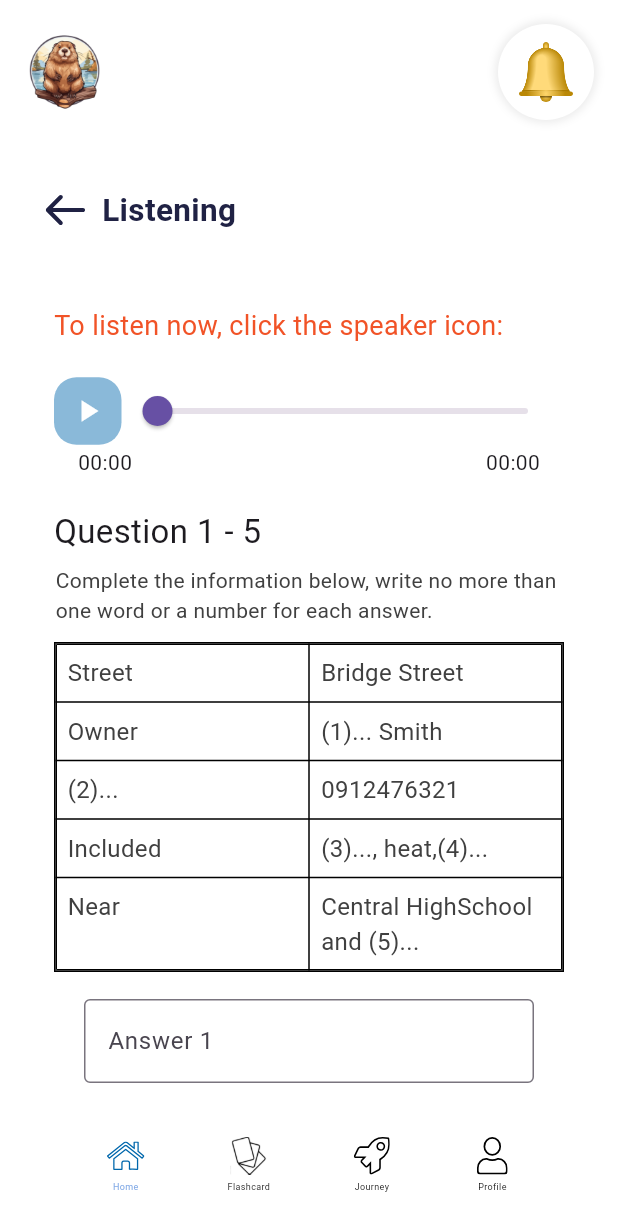
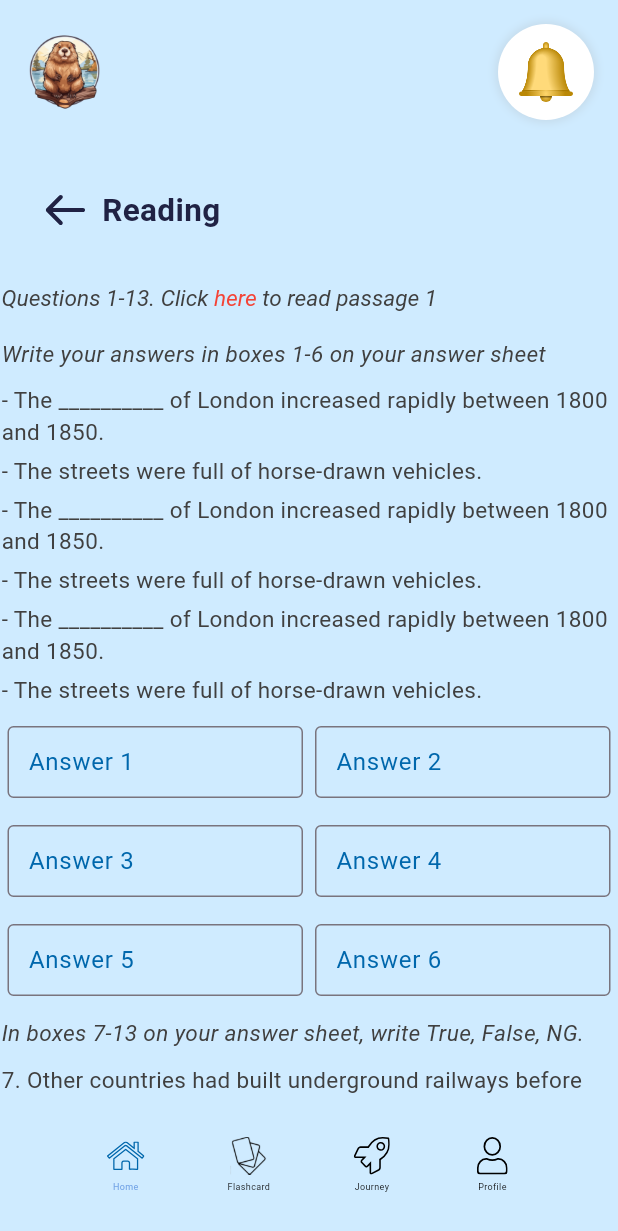
Before and after one commit to khuong2924/nckh-ielts-learning-app, a Flutter app: the screen it shows after launch, on a phone screen of 412 x 824 dp. Shown: the top 1231 px of the screen. Run offline on Flutter 3.47's test engine with Material 3 defaults, Android fonts, the phone set to English and light mode, and no system bars; our stand-ins replace audioplayers, cloud_firestore, dio, firebase_auth, firebase_core, flutter_bloc and 3 more; accounts and stored records are empty; Roboto replaces fonts that are missing (Jost, Montserrat-SemiBold).

Commit message:
reading part1

```diff
--- a/lib/main.dart
+++ b/lib/main.dart
@@ -1,4 +1,5 @@
 import 'package:auth/presentation/pages/test-page/listening-page.dart';
+import 'package:auth/presentation/pages/reading/reading-home.dart';
 import 'package:flutter/material.dart';
 import 'package:firebase_core/firebase_core.dart';
 import 'firebase_options.dart'; // File được tạo bởi Firebase CLI
@@ -35,7 +36,7 @@ class MyApp extends StatelessWidget {
         primarySwatch: Colors.blue,
       ),
       debugShowCheckedModeBanner: false,
-      home: const ListeningTestPage(), // Để lại SigninPage như cũ
+      home: const ReadingHome(), // Để lại SigninPage như cũ
     );
   }
 }
--- /dev/null
+++ b/lib/presentation/pages/reading/reading-home.dart
@@ -0,0 +1,586 @@
+import 'package:flutter/material.dart';
+import '../../components/BottomNavBar.dart';
+import '../../components/CustomAppBar.dart';
+import 'package:flutter_svg/flutter_svg.dart';
+import 'package:flutter/gestures.dart';
+
+
+class ReadingHome extends StatefulWidget {
+  const ReadingHome({super.key});
+
+  @override
+  State<ReadingHome> createState() => _ReadingHomeState();
+}
+
+class _ReadingHomeState extends State<ReadingHome> {
+  int _currentIndex = 0;
+
+  @override
+  Widget build(BuildContext context) {
+    return Scaffold(
+      backgroundColor: const Color(0xFFCFEBFF), // Thêm màu nền gradient
+      body: SafeArea(
+        child: Column(
+          children: [
+            CustomAppBar(
+              onNotificationTap: () {
+                // Xử lý notification
+              },
+            ),
+            _buildTitle(),
+            Expanded(
+              child: SingleChildScrollView( // Wrap trong SingleChildScrollView để tránh overflow
+                child: Column(
+                  children: [
+                    _buildPart1(),
+                    _quesPas1(),
+                    const SizedBox(height: 20),
+                    _buildPart2(),
+                  ],
+                ),
+              ),
+            ),
+            BottomNavBar(
+              currentIndex: _currentIndex,
+              onTap: (index) {
+                setState(() {
+                  _currentIndex = index;
+                });
+              },
+            ),
+          ],
+        ),
+      ),
+    );
+  }
+
+  Widget _buildTitle() {
+    return Padding(
+      padding: const EdgeInsets.all(20.0),
+      child: Row(
+        children: [
+          IconButton(
+            icon: SvgPicture.asset('lib/icons/ic-back.svg'),
+            onPressed: () {
+              Navigator.pop(context);
+            },
+          ),
+          const Text(
+            'Reading',
+            style: TextStyle(
+              color: Color(0xFF202244),
+              fontSize: 21,
+              fontFamily: 'Jost',
+              fontWeight: FontWeight.w600,
+            ),
+          ),
+        ],
+      ),
+    );
+  }
+  Widget _buildPart1() {
+    return Padding(
+      padding: const EdgeInsets.all(1.0),
+      child: Column(
+        crossAxisAlignment: CrossAxisAlignment.start,
+        children: [
+          const SizedBox(height: 5),
+          Align(
+            alignment: Alignment.centerLeft,
+            child: RichText(
+              text: TextSpan(
+                children: [
+                  const TextSpan(
+                    text: 'Questions 1-13. Click ',
+                    style: TextStyle(
+                      color: Color(0xFF404040),
+                      fontSize: 15,
+                      fontFamily: 'Jost',
+                      fontWeight: FontWeight.w400,
+                      fontStyle: FontStyle.italic,
+                    ),
+                  ),
+                  TextSpan(
+                    text: 'here', // Từ "here" có màu đỏ
+                    style: const TextStyle(
+                      color: Colors.red, // Màu đỏ cho từ "here"
+                      fontSize: 15,
+                      fontFamily: 'Jost',
+                      fontWeight: FontWeight.w400,
+                      fontStyle: FontStyle.italic,
+                    ),
+                    recognizer: TapGestureRecognizer()
+                      ..onTap = () {
+                        _showDialog1(context); // Gọi hàm hiển thị dialog khi nhấn vào "here"
+                      },
+                  ),
+                  const TextSpan(
+                    text: ' to read passage 1',
+                    style: TextStyle(
+                      color: Color(0xFF404040),
+                      fontSize: 15,
+                      fontFamily: 'Jost',
+                      fontWeight: FontWeight.w400,
+                      fontStyle: FontStyle.italic,
+                    ),
+                  ),
+                ],
+              ),
+            ),
+          ),
+          const SizedBox(height: 10),
+        ],
+      ),
+    );
+  }
+  void _showDialog1(BuildContext context) {
+    showDialog(
+      context: context,
+      builder: (BuildContext context) {
+        return AlertDialog(
+          title: const Text('Passage 1'),
+          content: const Text(
+            'Here is a passage where you can read about various topics. It will help you practice reading comprehension skills.',
+          ),
+          actions: <Widget>[
+            TextButton(
+              onPressed: () {
+                Navigator.of(context).pop(); // Đóng dialog
+              },
+              child: const Text('Close'),
+            ),
+          ],
+        );
+      },
+    );
+  }
+  void _showDialog2(BuildContext context) {
+    showDialog(
+      context: context,
+      builder: (BuildContext context) {
+        return AlertDialog(
+          title: const Text('Passage 2'),
+          content: const Text(
+            'Here is a passage where you can read about various topics. It will help you practice reading comprehension skills.',
+          ),
+          actions: <Widget>[
+            TextButton(
+              onPressed: () {
+                Navigator.of(context).pop(); // Đóng dialog
+              },
+              child: const Text('Close'),
+            ),
+          ],
+        );
+      },
+    );
+  }
+  void _showDialog3(BuildContext context) {
+    showDialog(
+      context: context,
+      builder: (BuildContext context) {
+        return AlertDialog(
+          title: const Text('Passage 3'),
+          content: const Text(
+            'Here is a passage where you can read about various topics. It will help you practice reading comprehension skills.',
+          ),
+          actions: <Widget>[
+            TextButton(
+              onPressed: () {
+                Navigator.of(context).pop(); // Đóng dialog
+              },
+              child: const Text('Close'),
+            ),
+          ],
+        );
+      },
+    );
+  }
+  Widget _quesPas1() {
+    return Padding(
+      padding: const EdgeInsets.all(1.0),
+      child: Column(
+        crossAxisAlignment: CrossAxisAlignment.start,
+        children: [
+          const SizedBox(height: 5),
+          const Align(
+            alignment: Alignment.centerLeft,
+            child: Text(
+              'Write your answers in boxes 1-6 on your answer sheet',
+              style: TextStyle(
+                color: Color(0xFF404040),
+                fontSize: 15,
+                fontFamily: 'Jost',
+                fontWeight: FontWeight.w400,
+                fontStyle: FontStyle.italic,
+              ),
+            ),
+          ),
+          const SizedBox(height: 10),
+          const Align(
+            alignment: Alignment.centerLeft,
+            child: Text(
+              '- The __________ of London increased rapidly between 1800 and 1850.',
+              style: TextStyle(
+                color: Color(0xFF404040),
+                fontSize: 15,
+                fontFamily: 'Jost',
+                fontWeight: FontWeight.w400,
+              ),
+            ),
+          ),
+          const SizedBox(height: 5),
+          const Align(
+            alignment: Alignment.centerLeft,
+            child: Text(
+              '- The streets were full of horse-drawn vehicles.',
+              style: TextStyle(
+                color: Color(0xFF404040),
+                fontSize: 15,
+                fontFamily: 'Jost',
+                fontWeight: FontWeight.w400,
+              ),
+            ),
+          ),
+          const SizedBox(height: 5),
+          const Align(
+            alignment: Alignment.centerLeft,
+            child: Text(
+              '- The __________ of London increased rapidly between 1800 and 1850.',
+              style: TextStyle(
+                color: Color(0xFF404040),
+                fontSize: 15,
+                fontFamily: 'Jost',
+                fontWeight: FontWeight.w400,
+              ),
+            ),
+          ),
+          const SizedBox(height: 5),
+          const Align(
+            alignment: Alignment.centerLeft,
+            child: Text(
+              '- The streets were full of horse-drawn vehicles.',
+              style: TextStyle(
+                color: Color(0xFF404040),
+                fontSize: 15,
+                fontFamily: 'Jost',
+                fontWeight: FontWeight.w400,
+              ),
+            ),
+          ),
+          const SizedBox(height: 5),
+          const Align(
+            alignment: Alignment.centerLeft,
+            child: Text(
+              '- The __________ of London increased rapidly between 1800 and 1850.',
+              style: TextStyle(
+                color: Color(0xFF404040),
+                fontSize: 15,
+                fontFamily: 'Jost',
+                fontWeight: FontWeight.w400,
+              ),
+            ),
+          ),
+          const SizedBox(height: 5),
+          const Align(
+            alignment: Alignment.centerLeft,
+            child: Text(
+              '- The streets were full of horse-drawn vehicles.',
+              style: TextStyle(
+                color: Color(0xFF404040),
+                fontSize: 15,
+                fontFamily: 'Jost',
+                fontWeight: FontWeight.w400,
+              ),
+            ),
+          ),
+          const SizedBox(height: 10),
+          const Row(
+            mainAxisAlignment: MainAxisAlignment.start,
+            children: [
+              Expanded(
+                child: Padding(
+                  padding: EdgeInsets.all(4.0),
+                  child: TextField(
+                    decoration: InputDecoration(
+                      labelText: 'Answer 1',
+                      border: OutlineInputBorder(),
+                      contentPadding: EdgeInsets.symmetric(vertical: 10.0, horizontal: 10.0),
+                      labelStyle: TextStyle(
+                        color: Color(0xFF0067AC),
+                      ),
+                      focusedBorder: OutlineInputBorder(
+                        borderSide: BorderSide(color: Color(0xFF0067AC), width: 2),
+                      ),
+                    ),
+                  ),
+                ),
+              ),
+              Expanded(
+                child: Padding(
+                  padding: EdgeInsets.all(4.0),
+                  child: TextField(
+                    decoration: InputDecoration(
+                      labelText: 'Answer 2',
+                      border: OutlineInputBorder(),
+                      contentPadding: EdgeInsets.symmetric(vertical: 10.0, horizontal: 10.0),
+                      labelStyle: TextStyle(
+                        color: Color(0xFF0067AC),
+                      ),
+                      focusedBorder: OutlineInputBorder(
+                        borderSide: BorderSide(color: Color(0xFF0067AC), width: 2),
+                      ),
+                    ),
+                  ),
+                ),
+              ),
+            ],
+          ),
+          const SizedBox(height: 10),
+          const Row(
+            mainAxisAlignment: MainAxisAlignment.start,
+            children: [
+              Expanded(
+                child: Padding(
+                  padding: EdgeInsets.all(4.0),
+                  child: TextField(
+                    decoration: InputDecoration(
+                      labelText: 'Answer 3',
+                      border: OutlineInputBorder(),
+                      contentPadding: EdgeInsets.symmetric(vertical: 10.0, horizontal: 10.0),
+                      labelStyle: TextStyle(
+                        color: Color(0xFF0067AC),
+                      ),
+                      focusedBorder: OutlineInputBorder(
+                        borderSide: BorderSide(color: Color(0xFF0067AC), width: 2),
+                      ),
+                    ),
+                  ),
+                ),
+              ),
+              Expanded(
+                child: Padding(
+                  padding: EdgeInsets.all(4.0),
+                  child: TextField(
+                    decoration: InputDecoration(
+                      labelText: 'Answer 4',
+                      border: OutlineInputBorder(),
+                      contentPadding: EdgeInsets.symmetric(vertical: 10.0, horizontal: 10.0),
+                      labelStyle: TextStyle(
+                        color: Color(0xFF0067AC),
+                      ),
+                      focusedBorder: OutlineInputBorder(
+                        borderSide: BorderSide(color: Color(0xFF0067AC), width: 2),
+                      ),
+                    ),
+                  ),
+                ),
+              ),
+            ],
+          ),
+          const SizedBox(height: 10),
+          const Row(
+            mainAxisAlignment: MainAxisAlignment.start,
+            children: [
+              Expanded(
+                child: Padding(
+                  padding: EdgeInsets.all(4.0),
+                  child: TextField(
+                    decoration: InputDecoration(
+                      labelText: 'Answer 5',
+                      border: OutlineInputBorder(),
+                      contentPadding: EdgeInsets.symmetric(vertical: 10.0, horizontal: 10.0),
+                      labelStyle: TextStyle(
+                        color: Color(0xFF0067AC),
+                      ),
+                      focusedBorder: OutlineInputBorder(
+                        borderSide: BorderSide(color: Color(0xFF0067AC), width: 2),
+                      ),
+                    ),
+                  ),
+                ),
+              ),
+              Expanded(
+                child: Padding(
+                  padding: EdgeInsets.all(4.0),
+                  child: TextField(
+                    decoration: InputDecoration(
+                      labelText: 'Answer 6',
+                      border: OutlineInputBorder(),
+                      contentPadding: EdgeInsets.symmetric(vertical: 10.0, horizontal: 10.0),
+                      labelStyle: TextStyle(
+                        color: Color(0xFF0067AC),
+                      ),
+                      focusedBorder: OutlineInputBorder(
+                        borderSide: BorderSide(color: Color(0xFF0067AC), width: 2),
+                      ),
+                    ),
+                  ),
+                ),
+              ),
+            ],
+          ),
+          const SizedBox(height: 10),
+          const Align(
+            alignment: Alignment.centerLeft,
+            child: Text(
+              'In boxes 7-13 on your answer sheet, write True, False, NG.',
+              style: TextStyle(
+                color: Color(0xFF404040),
+                fontSize: 15,
+                fontFamily: 'Jost',
+                fontWeight: FontWeight.w400,
+                fontStyle: FontStyle.italic,
+              ),
+            ),
+          ),
+          const SizedBox(height: 10),
+          const Align(
+            alignment: Alignment.centerLeft,
+            child: Text(
+              '7. Other countries had built underground railways before the Metropolitan line openened.',
+              style: TextStyle(
+                color: Color(0xFF404040),
+                fontSize: 15,
+                fontFamily: 'Jost',
+                fontWeight: FontWeight.w400,
+              ),
+            ),
+          ),
+          const SizedBox(height: 15),
+          Container(
+            width: 150, // Đặt chiều rộng cố định cho TextField
+            child: const TextField(
+              decoration: InputDecoration(
+                labelText: 'Answer 7',
+                border: OutlineInputBorder(),
+                contentPadding: EdgeInsets.symmetric(vertical: 10.0, horizontal: 10.0),
+                labelStyle: TextStyle(
+                  color: Color(0xFF0067AC),
+                ),
+                focusedBorder: OutlineInputBorder(
+                  borderSide: BorderSide(color: Color(0xFF0067AC), width: 2),
+                ),
+              ),
+            ),
+          ),
+          const SizedBox(height: 10),
+          const Align(
+            alignment: Alignment.centerLeft,
+            child: Text(
+              '8. Other countries had built underground railways before the Metropolitan line openened.',
+              style: TextStyle(
+                color: Color(0xFF404040),
+                fontSize: 15,
+                fontFamily: 'Jost',
+                fontWeight: FontWeight.w400,
+              ),
+            ),
+          ),
+          const SizedBox(height: 15),
+          Container(
+            width: 150, // Đặt chiều rộng cố định cho TextField
+            child: const TextField(
+              decoration: InputDecoration(
+                labelText: 'Answer 8',
+                border: OutlineInputBorder(),
+                contentPadding: EdgeInsets.symmetric(vertical: 10.0, horizontal: 10.0),
+                labelStyle: TextStyle(
+                  color: Color(0xFF0067AC),
+                ),
+                focusedBorder: OutlineInputBorder(
+                  borderSide: BorderSide(color: Color(0xFF0067AC), width: 2),
+                ),
+              ),
+            ),
+          ),
+          const SizedBox(height: 10),
+          const Align(
+            alignment: Alignment.centerLeft,
+            child: Text(
+              '9. Other countries had built underground railways before the Metropolitan line openened.',
+              style: TextStyle(
+                color: Color(0xFF404040),
+                fontSize: 15,
+                fontFamily: 'Jost',
+                fontWeight: FontWeight.w400,
+              ),
+            ),
+          ),
+          const SizedBox(height: 15),
+          Container(
+            width: 150, // Đặt chiều rộng cố định cho TextField
+            child: const TextField(
+              decoration: InputDecoration(
+                labelText: 'Answer 9',
+                border: OutlineInputBorder(),
+                contentPadding: EdgeInsets.symmetric(vertical: 10.0, horizontal: 10.0),
+                labelStyle: TextStyle(
+                  color: Color(0xFF0067AC),
+                ),
+                focusedBorder: OutlineInputBorder(
+                  borderSide: BorderSide(color: Color(0xFF0067AC), width: 2),
+                ),
+              ),
+            ),
+          ),
+        ],
+      ),
+    );
+  }
+  Widget _buildPart2() {
+    return Padding(
+      padding: const EdgeInsets.all(1.0),
+      child: Column(
+        crossAxisAlignment: CrossAxisAlignment.start,
+        children: [
+          const SizedBox(height: 5),
+          Align(
+            alignment: Alignment.centerLeft,
+            child: RichText(
+              text: TextSpan(
+                children: [
+                  const TextSpan(
+                    text: 'Questions 14-26. Click ',
+                    style: TextStyle(
+                      color: Color(0xFF404040),
+                      fontSize: 15,
+                      fontFamily: 'Jost',
+                      fontWeight: FontWeight.w400,
+                      fontStyle: FontStyle.italic,
+                    ),
+                  ),
+                  TextSpan(
+                    text: 'here', // Từ "here" có màu đỏ
+                    style: const TextStyle(
+                      color: Colors.red, // Màu đỏ cho từ "here"
+                      fontSize: 15,
+                      fontFamily: 'Jost',
+                      fontWeight: FontWeight.w400,
+                      fontStyle: FontStyle.italic,
+                    ),
+                    recognizer: TapGestureRecognizer()
+                      ..onTap = () {
+                        _showDialog2(context); // Gọi hàm hiển thị dialog khi nhấn vào "here"
+                      },
+                  ),
+                  const TextSpan(
+                    text: ' to read passage 2',
+                    style: TextStyle(
+                      color: Color(0xFF404040),
+                      fontSize: 15,
+                      fontFamily: 'Jost',
+                      fontWeight: FontWeight.w400,
+                      fontStyle: FontStyle.italic,
+                    ),
+                  ),
+                ],
+              ),
+            ),
+          ),
+          const SizedBox(height: 10),
+        ],
+      ),
+    );
+  }
+}
```
Also changed, not shown: pubspec.lock.
